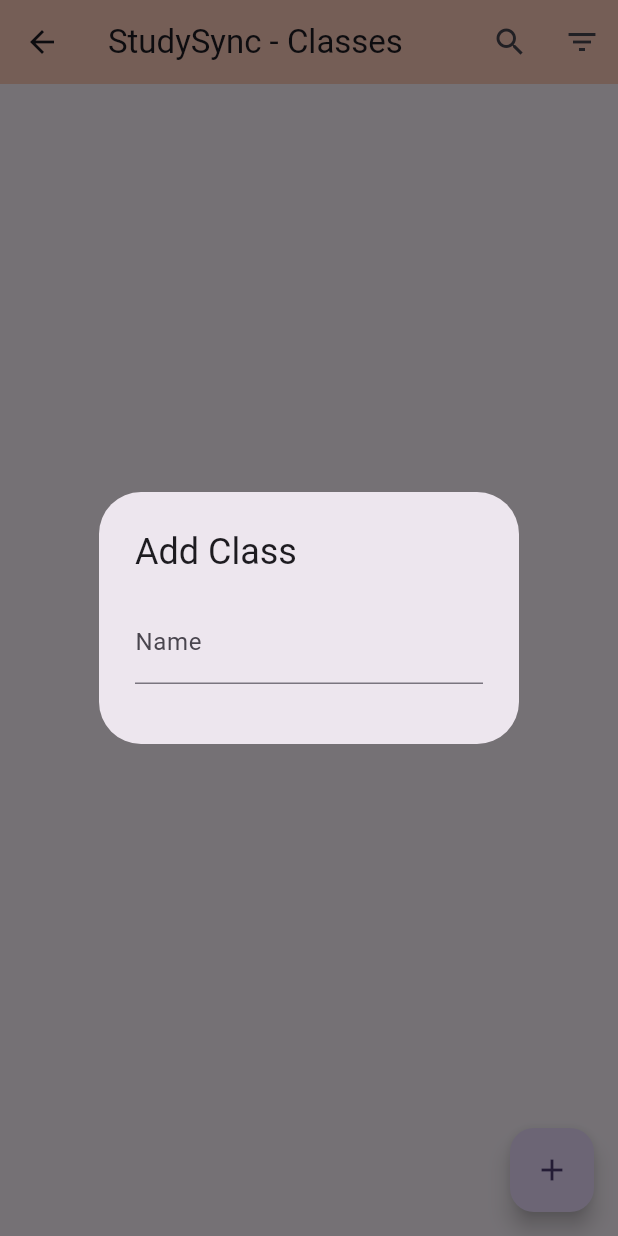
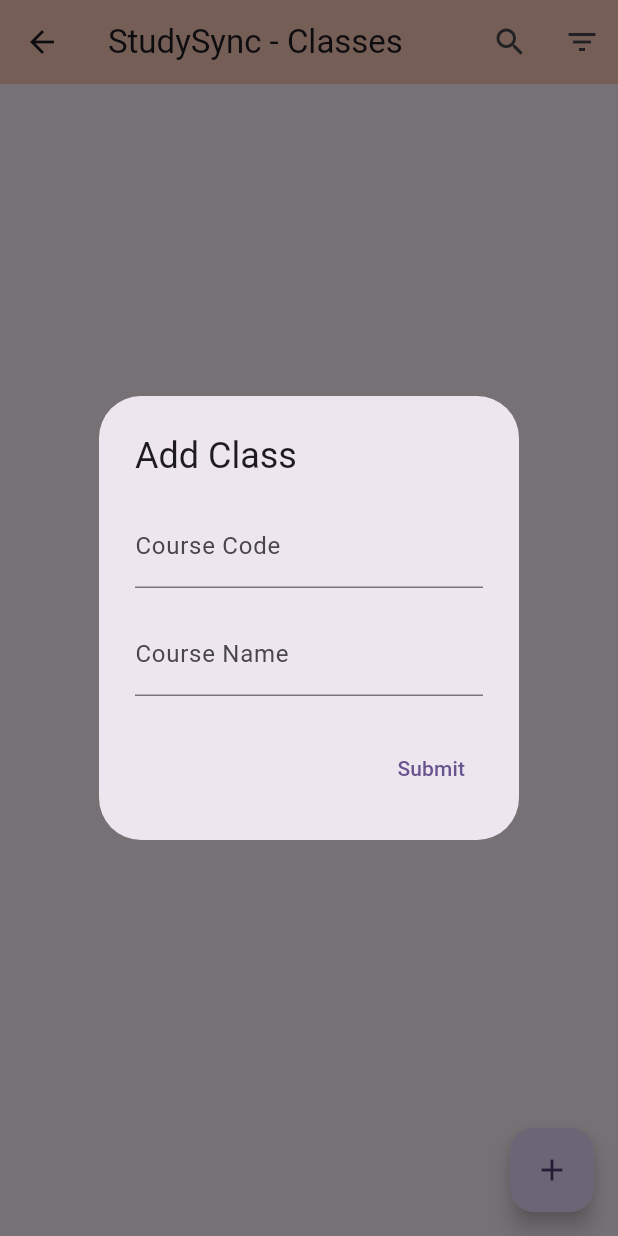
Before and after one commit to kolasara/UF-ISI-Project, a Flutter app: the ClassesPage screen opened directly, after a tap on the "add" icon, on a phone screen of 412 x 824 dp. Run offline on Flutter 3.47's test engine with Material 3 defaults, Android fonts, the phone set to English and light mode, and no system bars; our stand-ins replace cloud_firestore, firebase_auth, firebase_core, table_calendar; accounts and stored records are empty.

Commit message:
Added course code and course name to the add class field for professors. Submitting this information is reflecting in the database under classes collection. It stores the new class in a new document that is generated using firebases random key generator. Inside the document includes 3 fields, course code, course name, and email of the professor that created it.

```diff
--- a/app/lib/ss_classes.dart
+++ b/app/lib/ss_classes.dart
@@ -5,6 +5,7 @@
 import 'navigation.dart';
 import 'ss_search.dart';
 import 'ss_add_schedule.dart';
+import 'user_service.dart';
 
 class ClassesPage extends StatefulWidget {
   @override
@@ -53,7 +54,9 @@
         ],
       ),
       body: Column(),
-      floatingActionButton: role == 'Student' ? Container() : FloatingActionButton(
+      floatingActionButton: role == 'Student'
+          ? Container()
+          : FloatingActionButton(
               onPressed: () {
                 _openAddClass(context);
               },
@@ -72,15 +75,15 @@
             .where('date', isEqualTo: normalizedDay)
             .snapshots(),
         builder: (context, snapshot) {
-          if (!snapshot.hasData){
+          if (!snapshot.hasData) {
             return Center(child: CircularProgressIndicator());
           }
           final events = snapshot.data!.docs;
-          if (events.isEmpty){
+          if (events.isEmpty) {
             return Center(child: Text('No events today'));
           }
           return Column(
-            children: events.map((doc){
+            children: events.map((doc) {
               final data = doc.data() as Map<String, dynamic>;
               return _buildScheduleTile(
                 data['title'] ?? 'No Title',
@@ -141,6 +144,9 @@
   }
 
   void _openAddClass(BuildContext context) {
+    final courseCodeController = TextEditingController();
+    final courseNameController = TextEditingController();
+
     showDialog(
         context: context,
         builder: (context) {
@@ -150,14 +156,36 @@
               mainAxisSize: MainAxisSize.min,
               children: [
                 TextField(
-                decoration: InputDecoration(labelText: 'Name'),
+                  controller: courseCodeController,
+                  decoration: InputDecoration(labelText: 'Course Code'),
                 ),
                 SizedBox(height: 16),
+                TextField(
+                  controller: courseNameController,
+                  decoration: InputDecoration(labelText: 'Course Name'),
+                ),
               ],
             ),
+            actions: [
+              TextButton(
+                onPressed: () async {
+                  final courseCode = courseCodeController.text.trim();
+                  final courseName = courseNameController.text.trim();
+                  final userEmail = UserService().email;
+
+                  await FirebaseFirestore.instance.collection('classes').add({
+                    'courseCode': courseCode,
+                    'courseName': courseName,
+                    'userEmail': userEmail,
+                  });
+
+                  Navigator.of(context).pop();
+                },
+                child: Text('Submit'),
+              ),
+            ],
           );
-      }
-    );
+        });
   }
 
   void _saveInfo(String title, DateTime dateTime) {
@@ -165,12 +193,13 @@
       'title': title,
       'time': '${dateTime.hour}:${dateTime.minute.toString().padLeft(2, '0')}',
       'date': DateTime(dateTime.year, dateTime.month, dateTime.day),
-    }).then((_){
+    }).then((_) {
       setState(() {
         _studentSchedule[dateTime] ??= []; //initialize somehow
         _studentSchedule[dateTime]!.add({
           'title': title,
-          'time': '${dateTime.hour}:${dateTime.minute.toString().padLeft(2, '0')}',
+          'time':
+              '${dateTime.hour}:${dateTime.minute.toString().padLeft(2, '0')}',
         });
       });
     });
```
Lines whose indentation alone changed are shown as unchanged.
